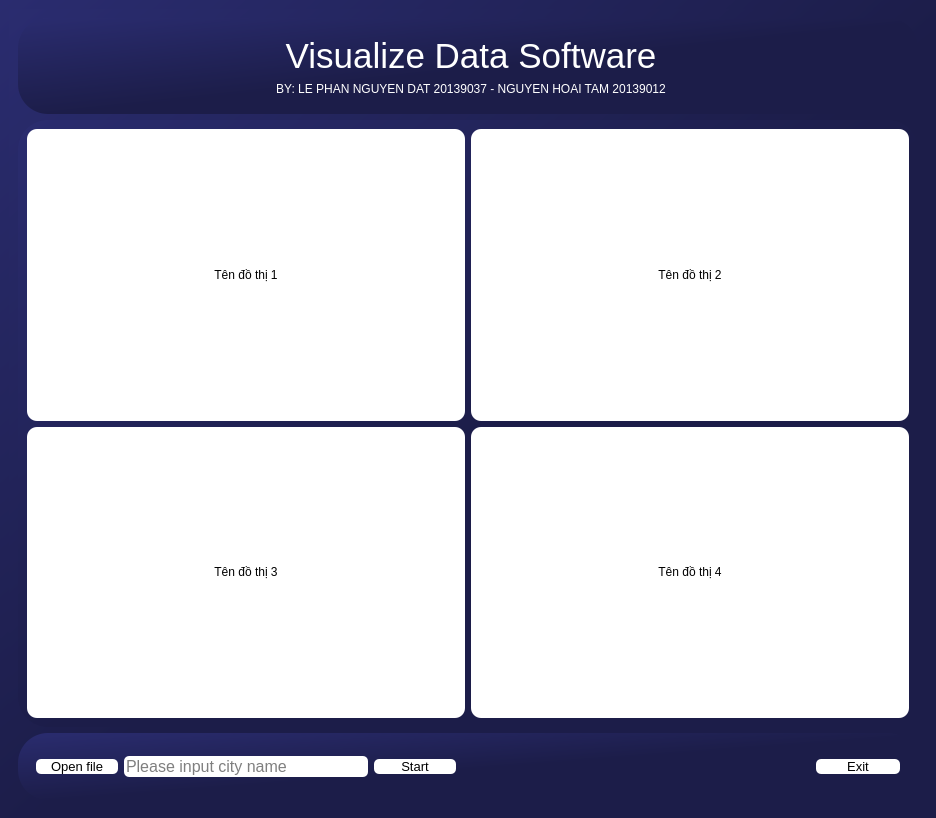
Qt form offical/Gui_v3.ui (datphannguyenle/Visualizedata_TTPython) before a commit.
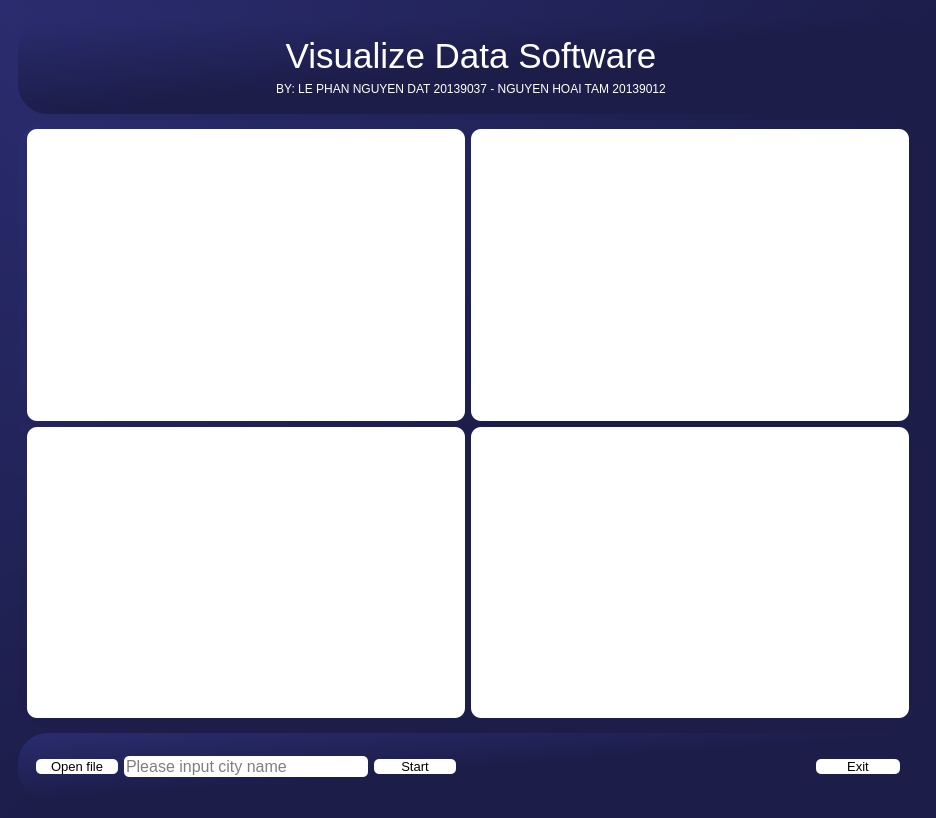
The same form after that commit. Icons and pictures are not drawn.

The edit to the form file:
```diff
--- a/offical/Gui_v3.ui
+++ b/offical/Gui_v3.ui
@@ -157,20 +157,10 @@
             <property name="frameShadow">
              <enum>QFrame::Raised</enum>
             </property>
-            <layout class="QVBoxLayout" name="verticalLayout_4" stretch="5,0">
+            <layout class="QVBoxLayout" name="verticalLayout_4" stretch="5">
              <item>
               <layout class="QVBoxLayout" name="grafica_uno"/>
              </item>
-             <item>
-              <widget class="QLabel" name="name_chart_1">
-               <property name="styleSheet">
-                <string notr="true">background: none;</string>
-               </property>
-               <property name="text">
-                <string>&lt;html&gt;&lt;head/&gt;&lt;body&gt;&lt;p align=&quot;center&quot;&gt;&lt;span style=&quot; color:#000000;&quot;&gt;Tên đồ thị 1&lt;/span&gt;&lt;/p&gt;&lt;/body&gt;&lt;/html&gt;</string>
-               </property>
-              </widget>
-             </item>
             </layout>
            </widget>
           </item>
@@ -186,20 +176,10 @@
             <property name="frameShadow">
              <enum>QFrame::Raised</enum>
             </property>
-            <layout class="QVBoxLayout" name="verticalLayout_5" stretch="5,0">
+            <layout class="QVBoxLayout" name="verticalLayout_5" stretch="5">
              <item>
               <layout class="QVBoxLayout" name="grafica_dos"/>
              </item>
-             <item>
-              <widget class="QLabel" name="name_chart_2">
-               <property name="styleSheet">
-                <string notr="true">background: none;</string>
-               </property>
-               <property name="text">
-                <string>&lt;html&gt;&lt;head/&gt;&lt;body&gt;&lt;p align=&quot;center&quot;&gt;&lt;span style=&quot; color:#000000;&quot;&gt;Tên đồ thị 2&lt;/span&gt;&lt;/p&gt;&lt;/body&gt;&lt;/html&gt;</string>
-               </property>
-              </widget>
-             </item>
             </layout>
            </widget>
           </item>
@@ -215,20 +195,10 @@
             <property name="frameShadow">
              <enum>QFrame::Raised</enum>
             </property>
-            <layout class="QVBoxLayout" name="verticalLayout_7" stretch="5,0">
+            <layout class="QVBoxLayout" name="verticalLayout_7" stretch="5">
              <item>
               <layout class="QVBoxLayout" name="grafica_tres"/>
              </item>
-             <item>
-              <widget class="QLabel" name="name_chart_3">
-               <property name="styleSheet">
-                <string notr="true">background: none;</string>
-               </property>
-               <property name="text">
-                <string>&lt;html&gt;&lt;head/&gt;&lt;body&gt;&lt;p align=&quot;center&quot;&gt;&lt;span style=&quot; color:#000000;&quot;&gt;Tên đồ thị 3&lt;/span&gt;&lt;/p&gt;&lt;/body&gt;&lt;/html&gt;</string>
-               </property>
-              </widget>
-             </item>
             </layout>
            </widget>
           </item>
@@ -244,20 +214,10 @@
             <property name="frameShadow">
              <enum>QFrame::Raised</enum>
             </property>
-            <layout class="QVBoxLayout" name="verticalLayout_8" stretch="5,0">
+            <layout class="QVBoxLayout" name="verticalLayout_8" stretch="5">
              <item>
               <layout class="QVBoxLayout" name="grafica_cuatro"/>
              </item>
-             <item>
-              <widget class="QLabel" name="name_chart_4">
-               <property name="styleSheet">
-                <string notr="true">background: none;</string>
-               </property>
-               <property name="text">
-                <string>&lt;html&gt;&lt;head/&gt;&lt;body&gt;&lt;p align=&quot;center&quot;&gt;&lt;span style=&quot; color:#000000;&quot;&gt;Tên đồ thị 4&lt;/span&gt;&lt;/p&gt;&lt;/body&gt;&lt;/html&gt;</string>
-               </property>
-              </widget>
-             </item>
             </layout>
            </widget>
           </item>
```
Left out of the diff: 2 changed lines with no effect on the pictures.
